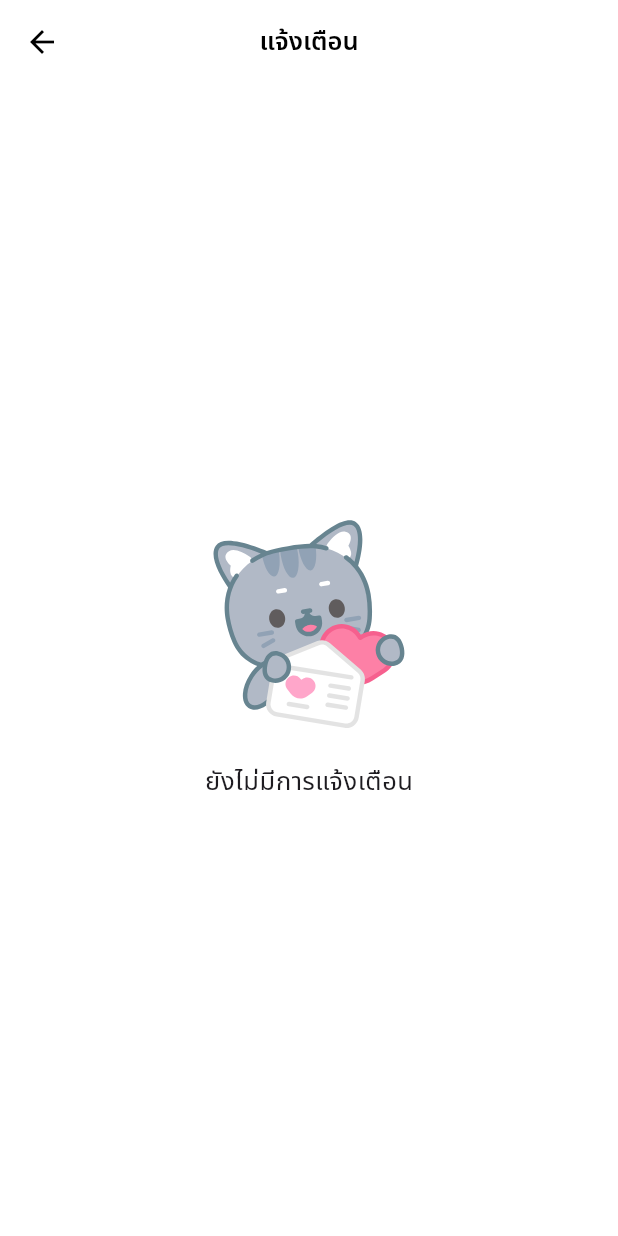
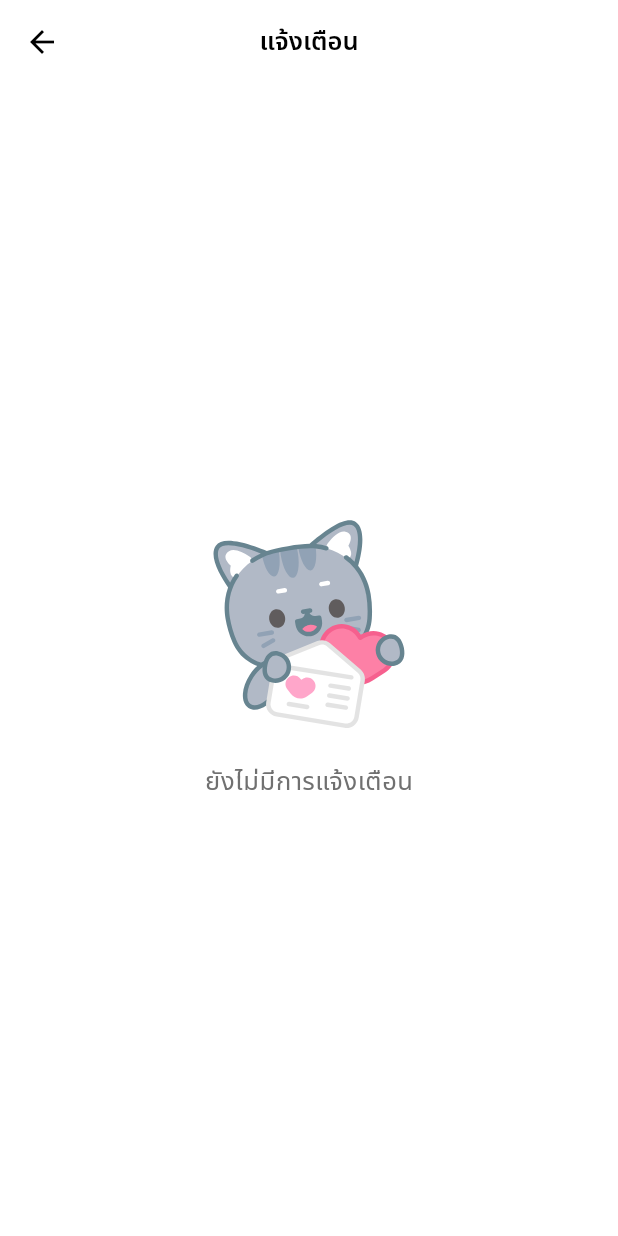
Before and after one commit to WellWave-App/wellwave-frontend, a Flutter app: the NotificationScreen screen opened by its route, on a phone screen of 412 x 824 dp. Run offline on Flutter 3.47's test engine with Material 3 defaults, Android fonts, the phone set to English and light mode, and no system bars; our stand-ins replace action_slider, bloc, confetti, equatable, firebase_messaging, fl_chart and 10 more; missing offline and left inert: calendar_slider, flutter_ruler_picker; accounts and stored records are empty; network calls fail; project files that could hold a hidden picture were left out.

Commit message:
change : color darkGrayColor

```diff
--- a/lib/config/constants/app_colors.dart
+++ b/lib/config/constants/app_colors.dart
@@ -51,5 +51,4 @@ class AppColors {
   static const darkerBlueColor = Color(0xfff446993);
   static const popUpSkyBlueColor = Color(0xfffb2d6e7);
 
-  static var darkgrayColor;
 }
--- a/lib/features/home/presentation/screen/home/notification_screen.dart
+++ b/lib/features/home/presentation/screen/home/notification_screen.dart
@@ -65,7 +65,7 @@ class NotificationScreen extends StatelessWidget {
                           AppStrings.noNotiText,
                           style:
                               Theme.of(context).textTheme.bodyMedium?.copyWith(
-                                    color: AppColors.darkgrayColor,
+                                    color: AppColors.darkGrayColor,
                                   ),
                         ),
                       ],
```
